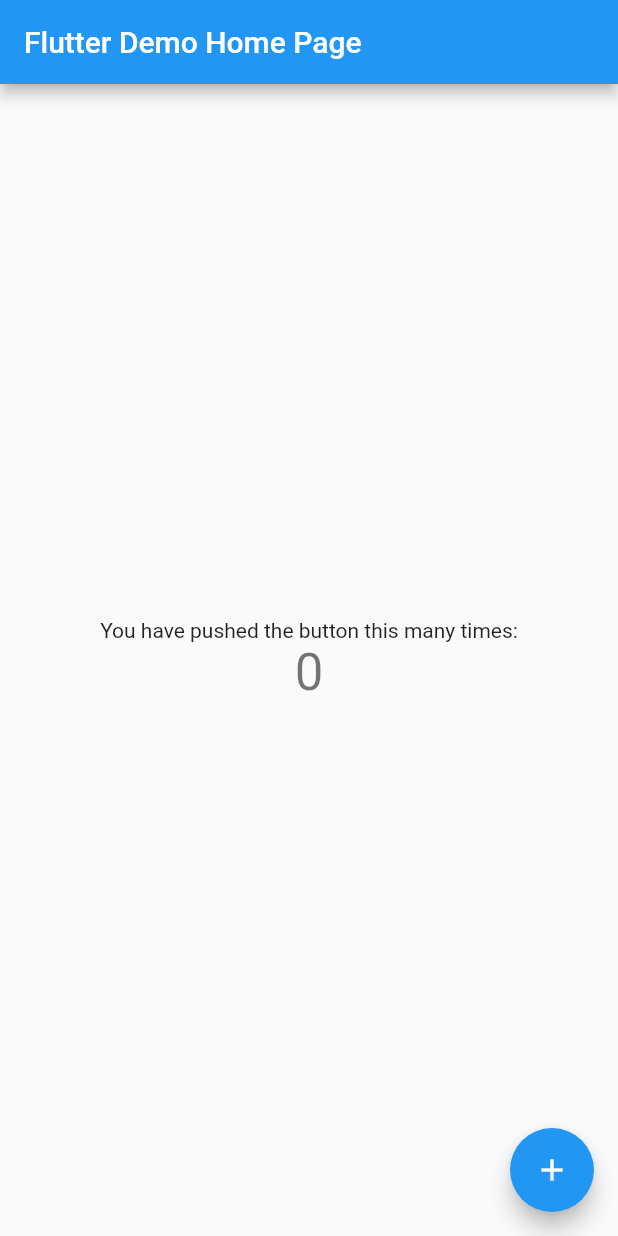
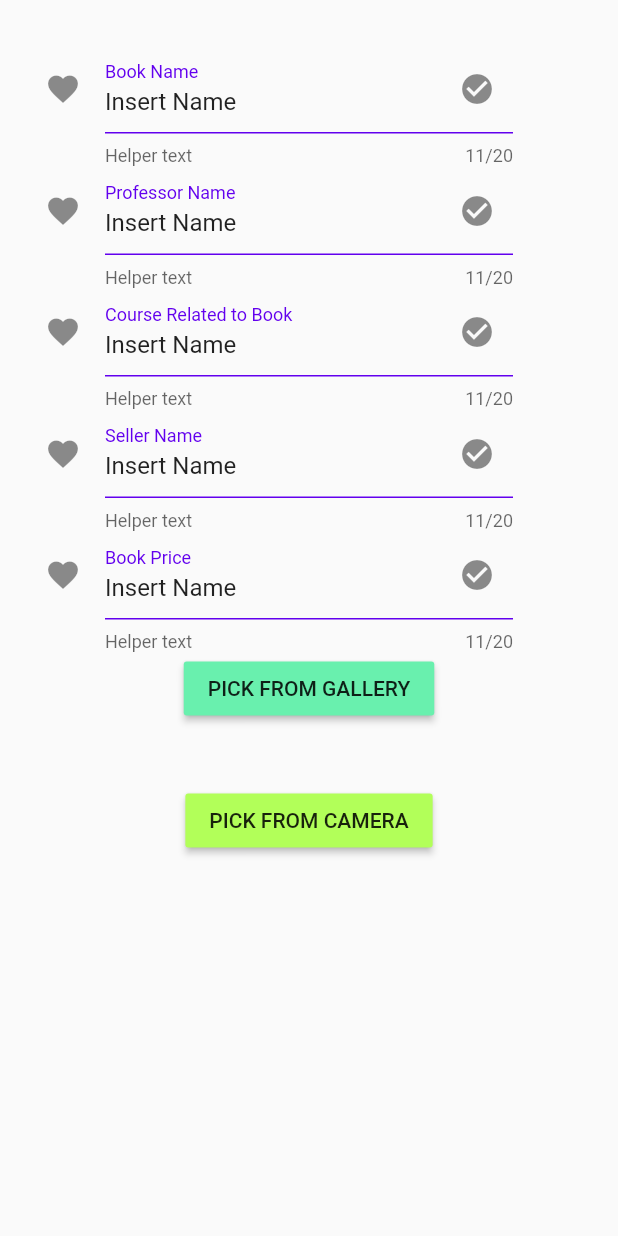
Before and after one commit to siranov/bookapp, a Flutter app: the screen it shows after launch, on a phone screen of 412 x 824 dp. Run offline on Flutter 3.47's test engine with Material 2 defaults, Android fonts, the phone set to English and light mode, and no system bars; our stand-ins replace image_picker.

Commit message:
Added book addition

```diff
--- a/lib/main.dart
+++ b/lib/main.dart
@@ -1,3 +1,4 @@
+import 'package:bookapp/sellbook.dart';
 import 'package:flutter/material.dart';
 
 void main() {
@@ -11,36 +12,14 @@ class MyApp extends StatelessWidget {
     return MaterialApp(
       title: 'Flutter Demo',
       theme: ThemeData(
-        // This is the theme of your application.
-        //
-        // Try running your application with "flutter run". You'll see the
-        // application has a blue toolbar. Then, without quitting the app, try
-        // changing the primarySwatch below to Colors.green and then invoke
-        // "hot reload" (press "r" in the console where you ran "flutter run",
-        // or simply save your changes to "hot reload" in a Flutter IDE).
-        // Notice that the counter didn't reset back to zero; the application
-        // is not restarted.
         primarySwatch: Colors.blue,
       ),
-      home: MyHomePage(title: 'Flutter Demo Home Page'),
+      home: SellBook(),
     );
   }
 }
 
 class MyHomePage extends StatefulWidget {
-  MyHomePage({Key? key, required this.title}) : super(key: key);
-
-  // This widget is the home page of your application. It is stateful, meaning
-  // that it has a State object (defined below) that contains fields that affect
-  // how it looks.
-
-  // This class is the configuration for the state. It holds the values (in this
-  // case the title) provided by the parent (in this case the App widget) and
-  // used by the build method of the State. Fields in a Widget subclass are
-  // always marked "final".
-
-  final String title;
-
   @override
   _MyHomePageState createState() => _MyHomePageState();
 }
@@ -50,12 +29,7 @@ class _MyHomePageState extends State<MyHomePage> {
 
   void _incrementCounter() {
     setState(() {
-      // This call to setState tells the Flutter framework that something has
-      // changed in this State, which causes it to rerun the build method below
-      // so that the display can reflect the updated values. If we changed
-      // _counter without calling setState(), then the build method would not be
-      // called again, and so nothing would appear to happen.
-      _counter++;
+      _counter--;
     });
   }
 
@@ -71,7 +45,7 @@ class _MyHomePageState extends State<MyHomePage> {
       appBar: AppBar(
         // Here we take the value from the MyHomePage object that was created by
         // the App.build method, and use it to set our appbar title.
-        title: Text(widget.title),
+        title: Text(''),
       ),
       body: Center(
         // Center is a layout widget. It takes a single child and positions it
--- /dev/null
+++ b/lib/sellbook.dart
@@ -0,0 +1,200 @@
+import 'package:flutter/material.dart';
+import 'dart:io';
+import 'package:image_picker/image_picker.dart';
+
+class SellBook extends StatefulWidget {
+  @override
+  _SellBookState createState() => _SellBookState();
+}
+
+class _SellBookState extends State<SellBook> {
+  dynamic imageFile;
+  bool picked = false;
+
+  /// Get from gallery
+  _getFromGallery() async {
+    PickedFile pickedFile = await ImagePicker().getImage(
+      source: ImageSource.gallery,
+      maxWidth: 1800,
+      maxHeight: 1800,
+    );
+    if (pickedFile != null) {
+      imageFile = File(pickedFile.path);
+      picked = true;
+      setState(() {});
+    }
+  }
+
+  /// Get from camera
+  _getFromCamera() async {
+    PickedFile pickedFile = await ImagePicker().getImage(
+      source: ImageSource.camera,
+      maxWidth: 1800,
+      maxHeight: 1800,
+    );
+    if (pickedFile != null) {
+      imageFile = await File(pickedFile.path);
+      print(imageFile.path);
+      picked = true;
+      print('im here');
+      setState(() {});
+    }
+  }
+
+  @override
+  Widget build(BuildContext context) {
+    return Scaffold(
+      body: Padding(
+        padding: const EdgeInsets.all(30.0),
+        child: ListView(
+          children: [
+            Padding(
+              padding: const EdgeInsets.only(right: 40.0),
+              child: TextFormField(
+                cursorColor: Theme.of(context).cursorColor,
+                initialValue: 'Insert Name',
+                maxLength: 20,
+                decoration: InputDecoration(
+                  icon: Icon(Icons.favorite),
+                  labelText: 'Book Name',
+                  labelStyle: TextStyle(
+                    color: Color(0xFF6200EE),
+                  ),
+                  helperText: 'Helper text',
+                  suffixIcon: Icon(
+                    Icons.check_circle,
+                  ),
+                  enabledBorder: UnderlineInputBorder(
+                    borderSide: BorderSide(color: Color(0xFF6200EE)),
+                  ),
+                ),
+              ),
+            ),
+            Padding(
+              padding: const EdgeInsets.only(right: 40.0),
+              child: TextFormField(
+                cursorColor: Theme.of(context).cursorColor,
+                initialValue: 'Insert Name',
+                maxLength: 20,
+                decoration: InputDecoration(
+                  icon: Icon(Icons.favorite),
+                  labelText: 'Professor Name',
+                  labelStyle: TextStyle(
+                    color: Color(0xFF6200EE),
+                  ),
+                  helperText: 'Helper text',
+                  suffixIcon: Icon(
+                    Icons.check_circle,
+                  ),
+                  enabledBorder: UnderlineInputBorder(
+                    borderSide: BorderSide(color: Color(0xFF6200EE)),
+                  ),
+                ),
+              ),
+            ),
+            Padding(
+              padding: const EdgeInsets.only(right: 40.0),
+              child: TextFormField(
+                cursorColor: Theme.of(context).cursorColor,
+                initialValue: 'Insert Name',
+                maxLength: 20,
+                decoration: InputDecoration(
+                  icon: Icon(Icons.favorite),
+                  labelText: 'Course Related to Book',
+                  labelStyle: TextStyle(
+                    color: Color(0xFF6200EE),
+                  ),
+                  helperText: 'Helper text',
+                  suffixIcon: Icon(
+                    Icons.check_circle,
+                  ),
+                  enabledBorder: UnderlineInputBorder(
+                    borderSide: BorderSide(color: Color(0xFF6200EE)),
+                  ),
+                ),
+              ),
+            ),
+            Padding(
+              padding: const EdgeInsets.only(right: 40.0),
+              child: TextFormField(
+                cursorColor: Theme.of(context).cursorColor,
+                initialValue: 'Insert Name',
+                maxLength: 20,
+                decoration: InputDecoration(
+                  icon: Icon(Icons.favorite),
+                  labelText: 'Seller Name',
+                  labelStyle: TextStyle(
+                    color: Color(0xFF6200EE),
+                  ),
+                  helperText: 'Helper text',
+                  suffixIcon: Icon(
+                    Icons.check_circle,
+                  ),
+                  enabledBorder: UnderlineInputBorder(
+                    borderSide: BorderSide(color: Color(0xFF6200EE)),
+                  ),
+                ),
+              ),
+            ),
+            Padding(
+              padding: const EdgeInsets.only(right: 40.0),
+              child: TextFormField(
+                cursorColor: Theme.of(context).cursorColor,
+                initialValue: 'Insert Name',
+                maxLength: 20,
+                decoration: InputDecoration(
+                  icon: Icon(Icons.favorite),
+                  labelText: 'Book Price',
+                  labelStyle: TextStyle(
+                    color: Color(0xFF6200EE),
+                  ),
+                  helperText: 'Helper text',
+                  suffixIcon: Icon(
+                    Icons.check_circle,
+                  ),
+                  enabledBorder: UnderlineInputBorder(
+                    borderSide: BorderSide(color: Color(0xFF6200EE)),
+                  ),
+                ),
+              ),
+            ),
+            Container(
+                child: picked == false
+                    ? Container(
+                        alignment: Alignment.center,
+                        child: Column(
+                          mainAxisAlignment: MainAxisAlignment.center,
+                          children: <Widget>[
+                            RaisedButton(
+                              color: Colors.greenAccent,
+                              onPressed: () {
+                                _getFromGallery();
+                              },
+                              child: Text("PICK FROM GALLERY"),
+                            ),
+                            Container(
+                              height: 40.0,
+                            ),
+                            RaisedButton(
+                              color: Colors.lightGreenAccent,
+                              onPressed: () {
+                                _getFromCamera();
+                              },
+                              child: Text("PICK FROM CAMERA"),
+                            )
+                          ],
+                        ),
+                      )
+                    : Container(
+                        height: 100,
+                        child: Image.file(
+                          imageFile,
+                          fit: BoxFit.cover,
+                        ),
+                      ))
+          ],
+        ),
+      ),
+    );
+  }
+}
--- a/pubspec.yaml
+++ b/pubspec.yaml
@@ -18,7 +18,7 @@ publish_to: 'none' # Remove this line if you wish to publish to pub.dev
 version: 1.0.0+1
 
 environment:
-  sdk: ">=2.12.0 <3.0.0"
+  sdk: ">=2.11.0 <3.0.0"
 
 dependencies:
   flutter:
@@ -28,6 +28,7 @@ dependencies:
   # The following adds the Cupertino Icons font to your application.
   # Use with the CupertinoIcons class for iOS style icons.
   cupertino_icons: ^1.0.2
+  image_picker: ^0.6.7+6
 
 dev_dependencies:
   flutter_test:
```
Also changed, not shown: pubspec.lock.
